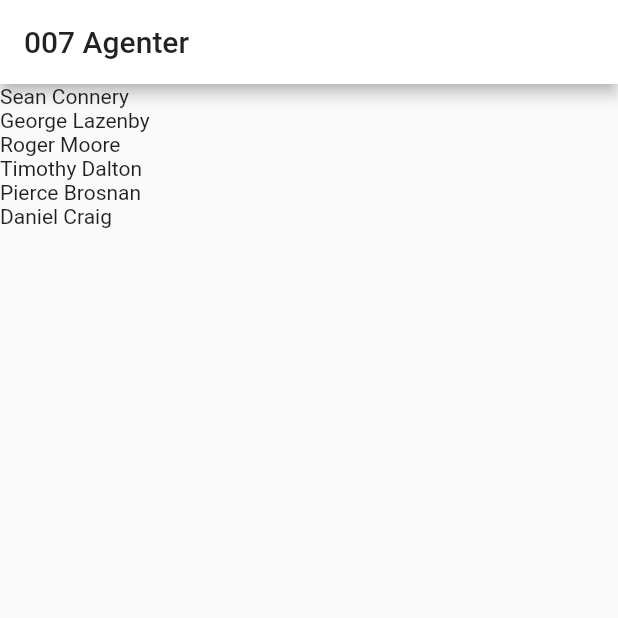
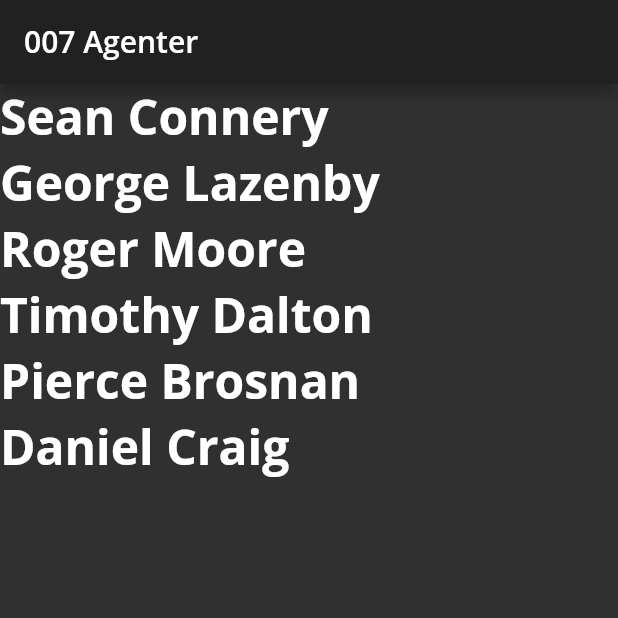
Before and after one commit to ksd/flutter-007-agents, a Flutter app: the screen it shows after launch, on a phone screen of 412 x 824 dp, the top half of it. Run offline on Flutter 3.47's test engine with Material 2 defaults, Android fonts, the phone set to English and light mode, and no system bars; our stand-ins replace google_fonts.

Commit message:
Version 001-Theme data included

```diff
--- a/lib/agentList.dart
+++ b/lib/agentList.dart
@@ -13,13 +13,19 @@ class _AgentListState extends State<AgentList> {
   Widget build(BuildContext context) {
     return Scaffold(
       appBar: AppBar(
-        title: Text('007 Agenter'),
+        title: Text(
+          '007 Agenter',
+          style: Theme.of(context).textTheme.headline6,
+        ),
       ),
       body: SafeArea(
         child: ListView.builder(
           itemCount: Agent.list.length,
           itemBuilder: (BuildContext context, int index) {
-            return Text(Agent.list[index].name);
+            return Text(
+              Agent.list[index].name,
+              style: Theme.of(context).textTheme.headline1,
+            );
           },
         ),
       ),
--- /dev/null
+++ b/lib/agentTheme.dart
@@ -0,0 +1,64 @@
+import 'package:flutter/material.dart';
+import 'package:google_fonts/google_fonts.dart';
+
+class AgentTheme {
+  static TextTheme lightTextTheme = TextTheme(
+    // 1
+    bodyText1: GoogleFonts.openSans(
+        fontSize: 14.0, fontWeight: FontWeight.w700, color: Colors.black),
+    headline1: GoogleFonts.openSans(
+        fontSize: 32.0, fontWeight: FontWeight.bold, color: Colors.black),
+    headline2: GoogleFonts.openSans(
+        fontSize: 21.0, fontWeight: FontWeight.w700, color: Colors.black),
+    headline3: GoogleFonts.openSans(
+        fontSize: 16.0, fontWeight: FontWeight.w600, color: Colors.black),
+    headline6: GoogleFonts.openSans(
+        fontSize: 20.0, fontWeight: FontWeight.w600, color: Colors.black),
+  );
+
+  static TextTheme darkTextTheme = TextTheme(
+    // 2
+    bodyText1: GoogleFonts.openSans(
+      fontSize: 14.0,
+      fontWeight: FontWeight.w700,
+      color: Colors.white),
+    headline1: GoogleFonts.openSans(
+      fontSize: 32.0,
+      fontWeight: FontWeight.bold,
+      color: Colors.white),
+    headline2: GoogleFonts.openSans(
+      fontSize: 21.0,
+      fontWeight: FontWeight.w700,
+      color: Colors.white),
+    headline3: GoogleFonts.openSans(
+      fontSize: 16.0,
+      fontWeight: FontWeight.w600,
+      color: Colors.white),
+    headline6: GoogleFonts.openSans(
+      fontSize: 20.0,
+      fontWeight: FontWeight.w600,
+      color: Colors.white),
+  );
+
+  // 3
+  static ThemeData light() {
+    return ThemeData(
+      brightness: Brightness.light,
+      primaryColor: Colors.white,
+      accentColor: Colors.black,
+      textSelectionTheme:
+          const TextSelectionThemeData(selectionColor: Colors.green),
+      textTheme: lightTextTheme,
+    );
+  }
+
+  // 4
+  static ThemeData dark() {
+    return ThemeData(
+      brightness: Brightness.dark,
+      primaryColor: Colors.grey[900],
+      accentColor: Colors.green[600],
+      textTheme: darkTextTheme,
+    );
+  }
+}
--- a/lib/main.dart
+++ b/lib/main.dart
@@ -1,4 +1,5 @@
 import 'package:flutter/material.dart';
+import 'agentTheme.dart';
 import 'agentList.dart';
 
 void main() {
@@ -9,9 +10,10 @@ class Agents extends StatelessWidget {
   // This widget is the root of your application.
   @override
   Widget build(BuildContext context) {
+    final theme = AgentTheme.dark();
     return MaterialApp(
       title: 'Ian Flemmings Agents',
-      theme: ThemeData(primaryColor: Colors.white, accentColor: Colors.black),
+      theme: theme,
       home: AgentList(),
     );
   }
```
Also changed, not shown: pubspec.yaml (+2 -9 lines), pubspec.lock, 6 other files.
